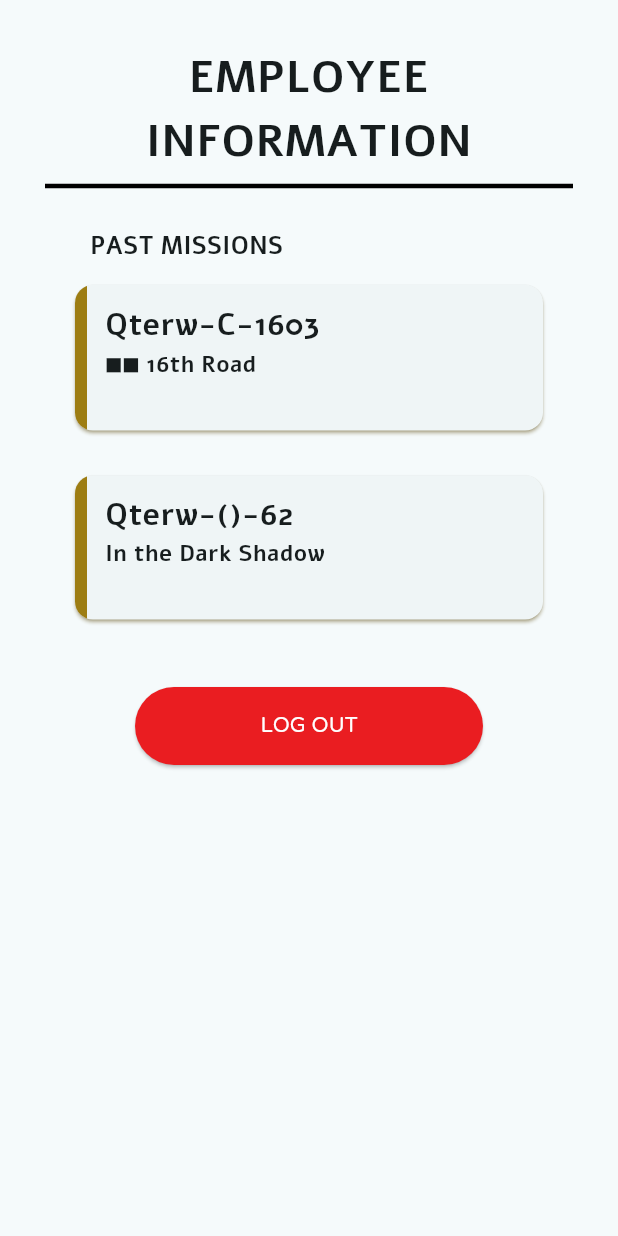
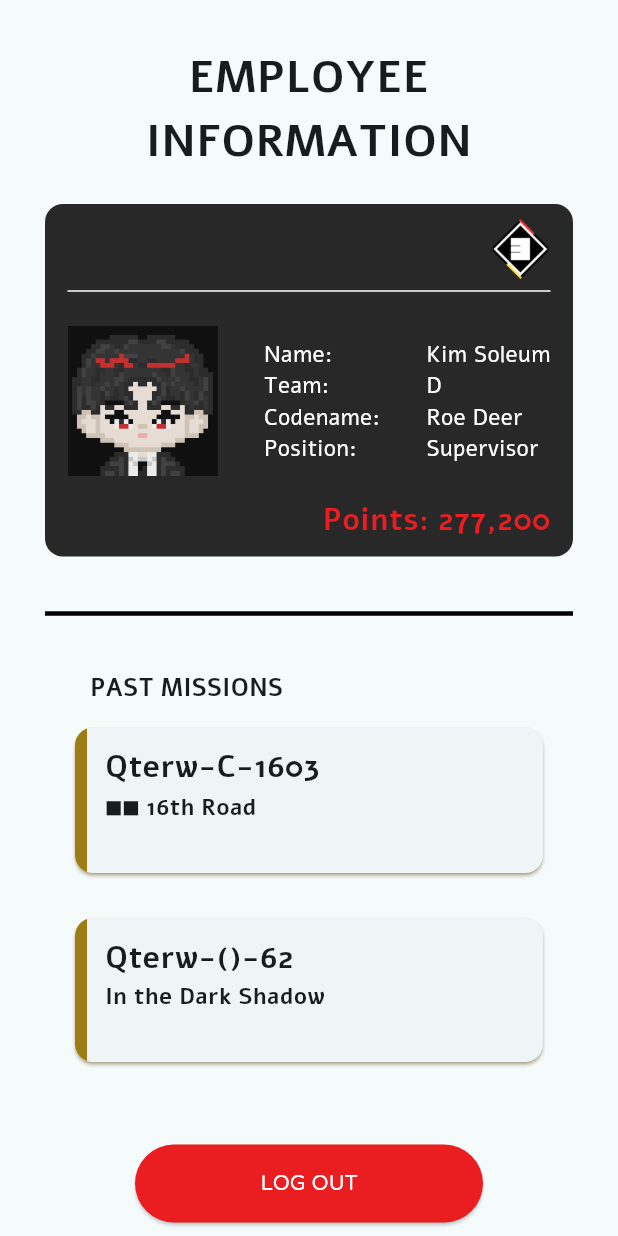
Before and after one commit to tsAntonio25/ADET-Midterms-Badging, a Flutter app: the Profile screen opened directly, on a phone screen of 412 x 824 dp. Run offline on Flutter 3.47's test engine with Material 3 defaults, Android fonts, the phone set to English and light mode, and no system bars.

Commit message:
:sparkles: Profile page Finished

```diff
--- a/lib/main.dart
+++ b/lib/main.dart
@@ -18,7 +18,7 @@ class MyApp extends StatelessWidget {
         colorScheme: .fromSeed(seedColor: const Color.fromARGB(255, 25, 25, 25)),
         fontFamily: 'Alef'
       ),
-      home: Login(), // pang testing
+      home: BottomNavigation(), // pang testing
     );
   }
 }
--- a/lib/pages/profile.dart
+++ b/lib/pages/profile.dart
@@ -18,7 +18,13 @@ class Profile extends StatelessWidget {
               mainAxisAlignment: MainAxisAlignment.center,
               mainAxisSize: MainAxisSize.min,
               crossAxisAlignment: CrossAxisAlignment.stretch,
-              children: [_employeeInfo(), Divider(thickness: 3, color: Colors.black,), _pastMissionSection(), _logoutButton(context)],
+              children: [
+                _employeeInfo(),
+                _profileInfo(),
+                Divider(thickness: 3, color: Colors.black),
+                _pastMissionSection(),
+                _logoutButton(context),
+              ],
             ),
           ),
         ),
@@ -39,7 +45,108 @@ class Profile extends StatelessWidget {
 
   // profile
   Widget _profileInfo() {
-    return Container();
+    return Container(
+      margin: EdgeInsets.only(bottom: 30, top: 20),
+      padding: const EdgeInsets.symmetric(horizontal: 15, vertical: 10),
+      decoration: BoxDecoration(
+        color: Color.fromARGB(255, 40, 40, 40),
+        borderRadius: BorderRadius.circular(12),
+      ),
+      child: Column(
+        crossAxisAlignment: CrossAxisAlignment.stretch,
+        children: [
+          Align(alignment: Alignment.centerRight, child: _logo()),
+          Divider(color: Colors.white),
+          Row(
+            mainAxisAlignment: MainAxisAlignment.spaceBetween,
+            children: [_pfp(), _labels(), _values()],
+          ),
+          Align(
+            alignment: Alignment.centerRight,
+            child: Text(
+              'Points: 277,200',
+              style: TextStyle(
+                color: Color.fromARGB(255, 234, 29, 33),
+                fontSize: 20,
+                fontWeight: FontWeight.w600,
+              ),
+            ),
+          ),
+        ],
+      ),
+    );
+  }
+
+  // daydream logo
+  Widget _logo() {
+    return Container(
+      height: 40,
+      width: 40,
+
+      decoration: BoxDecoration(
+        image: DecorationImage(
+          image: AssetImage('assets/images/Baekilmong_Logo.png'),
+          fit: BoxFit.contain,
+        ),
+      ),
+    );
+  }
+
+  // profile pic
+  Widget _pfp() {
+    return Container(
+      height: 130,
+      width: 100,
+
+      decoration: BoxDecoration(
+        image: DecorationImage(
+          image: AssetImage('assets/images/soleum1.jpg'),
+          fit: BoxFit.contain,
+        ),
+      ),
+    );
+  }
+
+  // labels
+  Widget _labels() {
+    return Container(
+      child: Column(
+        crossAxisAlignment: CrossAxisAlignment.start,
+        children: [
+          Text('Name:', style: TextStyle(color: Colors.white, fontSize: 15)),
+          Text('Team:', style: TextStyle(color: Colors.white, fontSize: 15)),
+          Text(
+            'Codename:',
+            style: TextStyle(color: Colors.white, fontSize: 15),
+          ),
+          Text(
+            'Position:',
+            style: TextStyle(color: Colors.white, fontSize: 15),
+          ),
+        ],
+      ),
+    );
+  }
+
+  // values
+  Widget _values() {
+    return Container(
+      child: Column(
+        crossAxisAlignment: CrossAxisAlignment.start,
+        children: [
+          Text(
+            'Kim Soleum',
+            style: TextStyle(color: Colors.white, fontSize: 15),
+          ),
+          Text('D', style: TextStyle(color: Colors.white, fontSize: 15)),
+          Text('Roe Deer', style: TextStyle(color: Colors.white, fontSize: 15)),
+          Text(
+            'Supervisor',
+            style: TextStyle(color: Colors.white, fontSize: 15),
+          ),
+        ],
+      ),
+    );
   }
 
   // past missions
@@ -49,7 +156,7 @@ class Profile extends StatelessWidget {
       children: const <Widget>[
         Card(
           clipBehavior: Clip.antiAlias,
-          shadowColor: Color.fromARGB(255, 157,125,19),
+          shadowColor: Color.fromARGB(255, 157, 125, 19),
           margin: EdgeInsets.symmetric(horizontal: 20, vertical: 15),
           child: MissionBar(
             idCode: 'Qterw-C-1603',
@@ -57,12 +164,12 @@ class Profile extends StatelessWidget {
             entrySite: '',
             desc:
                 'This darkness manifests as a street of operating shops staffed by non-human beings. Individuals entering through the Death Lane App must not close the application under any circumstances.',
-            colorBrdr: Color.fromARGB(255, 157,125,19),
+            colorBrdr: Color.fromARGB(255, 157, 125, 19),
           ),
         ),
         Card(
           clipBehavior: Clip.antiAlias,
-          shadowColor: Color.fromARGB(255, 157,125,19),
+          shadowColor: Color.fromARGB(255, 157, 125, 19),
           margin: EdgeInsets.symmetric(horizontal: 20, vertical: 15),
           child: MissionBar(
             idCode: 'Qterw-()-62',
@@ -70,19 +177,31 @@ class Profile extends StatelessWidget {
             entrySite: '',
             desc:
                 'This darkness occurs if you fall asleep on New Year’s Eve after reading “In the dark shadow.txt”. You will awaken at Sekwang Technical High School at night and be chased by something that is not human until death.',
-            colorBrdr: Color.fromARGB(255, 157,125,19),
+            colorBrdr: Color.fromARGB(255, 157, 125, 19),
           ),
         ),
-
       ],
     );
   }
 
   // past missions section
   Widget _pastMissionSection() {
-    return Column(
+    return Container(
+      margin: EdgeInsets.symmetric(vertical: 10),
+      child: Column(
       crossAxisAlignment: CrossAxisAlignment.start,
-      children: [Padding(padding: EdgeInsetsGeometry.only(left: 30, top: 20), child: Text("PAST MISSIONS", style: TextStyle(fontWeight: FontWeight.w600, fontSize: 16),)),  _pastMissions()]);
+      children: [
+        Padding(
+          padding: EdgeInsetsGeometry.only(left: 30, top: 20),
+          child: Text(
+            "PAST MISSIONS",
+            style: TextStyle(fontWeight: FontWeight.w600, fontSize: 16),
+          ),
+        ),
+        _pastMissions(),
+      ],
+    ),
+    );
   }
 
   // logout button
```
Lines whose indentation alone changed are shown as unchanged.
